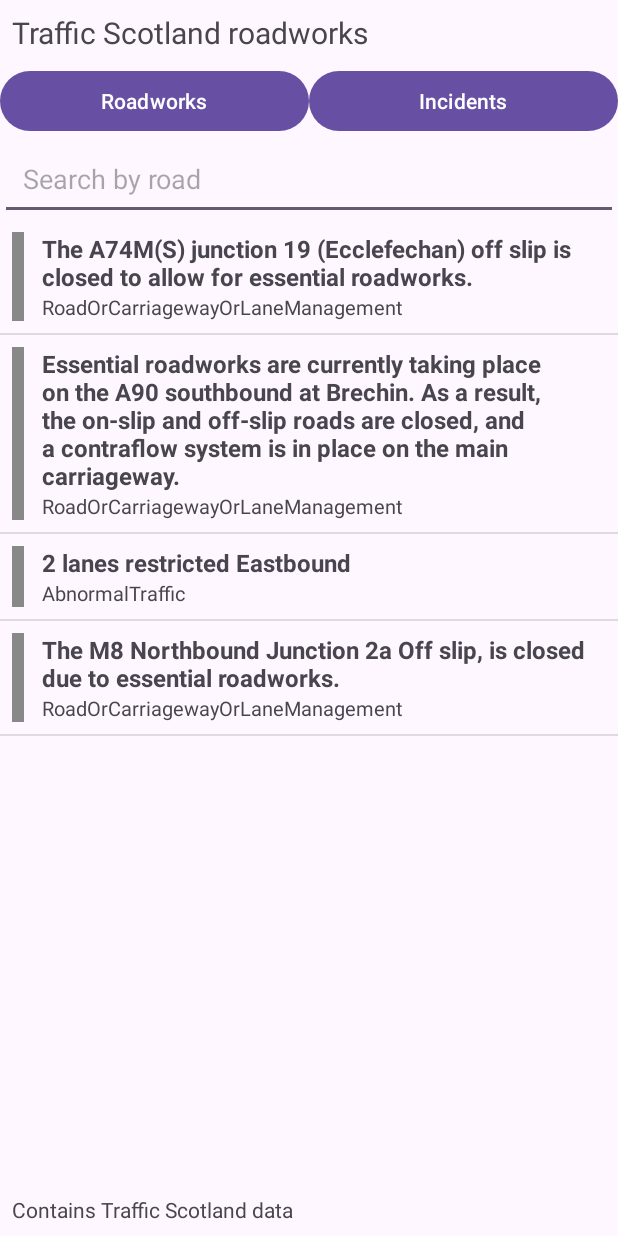
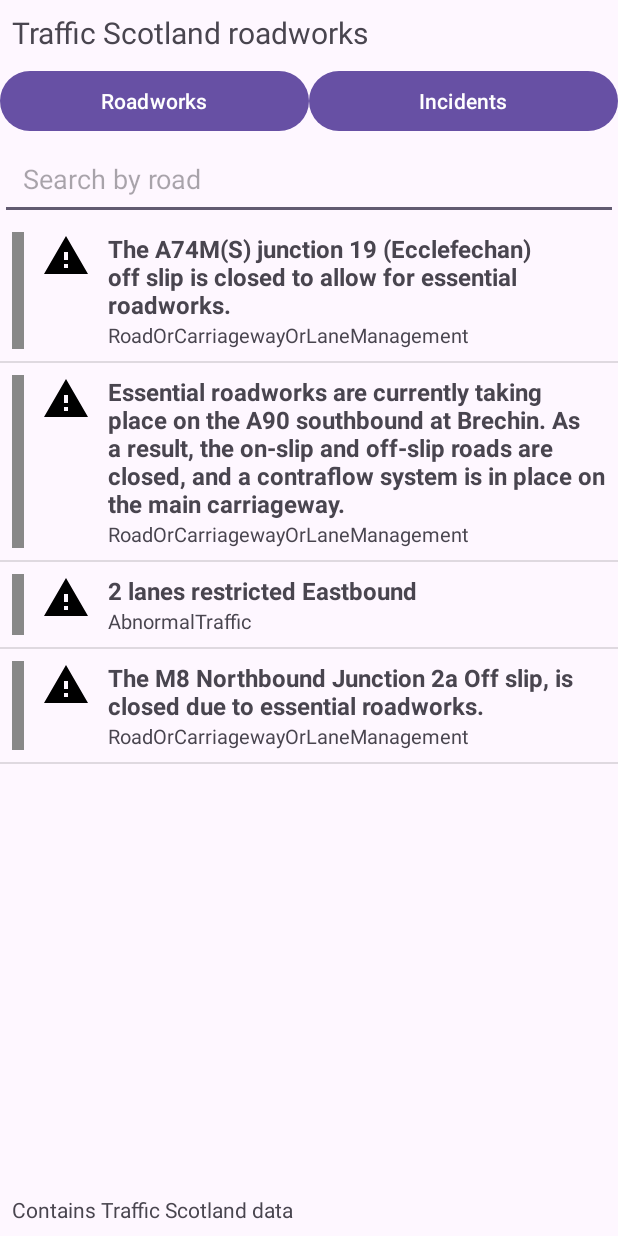
Before and after one commit to Roman200513/TrafficScotlandApplication, an Android app: the screen it shows after launch (MainActivity), after a tap on "Incidents", on a phone screen of 412 x 824 dp. Run offline under Robolectric (Android 15) with nearby library versions, the phone set to English and light mode, and no system bars.

Commit message:
2 icons added for unplanned incidents and roadworks

```diff
--- a/app/src/main/java/org/me/gcu/rai_roman_s2335895/SituationAdapter.java
+++ b/app/src/main/java/org/me/gcu/rai_roman_s2335895/SituationAdapter.java
@@ -6,6 +6,7 @@ import android.view.LayoutInflater;
 import android.view.View;
 import android.view.ViewGroup;
 import android.widget.ArrayAdapter;
+import android.widget.ImageView;
 import android.widget.TextView;
 
 import androidx.annotation.NonNull;
@@ -30,10 +31,13 @@ public class SituationAdapter extends ArrayAdapter<Situation> {
         Situation s = getItem(position);
 
         View bar = convertView.findViewById(R.id.colourBar);
+        ImageView icon = convertView.findViewById(R.id.itemIcon);
         TextView title = convertView.findViewById(R.id.itemTitle);
         TextView subtitle = convertView.findViewById(R.id.itemSubtitle);
 
         title.setText(s.getDescription());
+        icon.setImageResource(iconFor(s.getType()));
+        icon.setContentDescription(s.getType());
 
         long days = s.getDurationDays();
         if (days < 0) {
@@ -48,4 +52,12 @@ public class SituationAdapter extends ArrayAdapter<Situation> {
         }
         return convertView;
     }
+
+    private int iconFor(String type) {
+        String t = type == null ? "" : type.toLowerCase();
+        if (t.contains("maintenance") || t.contains("roadworks") || t.contains("construction")) {
+            return R.drawable.ic_roadworks;
+        }
+        return R.drawable.ic_incident;
+    }
 }
--- /dev/null
+++ b/app/src/main/res/drawable/ic_incident.xml
@@ -0,0 +1,20 @@
+<!--
+  ~ Copyright (C) 2026 The Android Open Source Project
+  ~
+  ~ Licensed under the Apache License, Version 2.0 (the "License");
+  ~ you may not use this file except in compliance with the License.
+  ~ You may obtain a copy of the License at
+  ~
+  ~      http://www.apache.org/licenses/LICENSE-2.0
+  ~
+  ~ Unless required by applicable law or agreed to in writing, software
+  ~ distributed under the License is distributed on an "AS IS" BASIS,
+  ~ WITHOUT WARRANTIES OR CONDITIONS OF ANY KIND, either express or implied.
+  ~ See the License for the specific language governing permissions and
+  ~ limitations under the License.
+  -->
+<vector xmlns:android="http://schemas.android.com/apk/res/android" android:height="24dp" android:tint="#000000" android:viewportHeight="24" android:viewportWidth="24" android:width="24dp">
+
+    <path android:fillColor="@android:color/white" android:pathData="M1,21h22L12,2 1,21zM13,18h-2v-2h2v2zM13,14h-2v-4h2v4z"/>
+
+</vector>
--- /dev/null
+++ b/app/src/main/res/drawable/ic_roadworks.xml
@@ -0,0 +1,22 @@
+<!--
+  ~ Copyright (C) 2026 The Android Open Source Project
+  ~
+  ~ Licensed under the Apache License, Version 2.0 (the "License");
+  ~ you may not use this file except in compliance with the License.
+  ~ You may obtain a copy of the License at
+  ~
+  ~      http://www.apache.org/licenses/LICENSE-2.0
+  ~
+  ~ Unless required by applicable law or agreed to in writing, software
+  ~ distributed under the License is distributed on an "AS IS" BASIS,
+  ~ WITHOUT WARRANTIES OR CONDITIONS OF ANY KIND, either express or implied.
+  ~ See the License for the specific language governing permissions and
+  ~ limitations under the License.
+  -->
+<vector xmlns:android="http://schemas.android.com/apk/res/android" android:height="24dp" android:tint="#000000" android:viewportHeight="24" android:viewportWidth="24" android:width="24dp">
+
+    <path android:fillColor="@android:color/white" android:pathData="M13.7827,15.1719l2.1213,-2.1213l5.9962,5.9962l-2.1213,2.1213z"/>
+
+    <path android:fillColor="@android:color/white" android:pathData="M17.5,10c1.93,0 3.5,-1.57 3.5,-3.5c0,-0.58 -0.16,-1.12 -0.41,-1.6l-2.7,2.7L16.4,6.11l2.7,-2.7C18.62,3.16 18.08,3 17.5,3C15.57,3 14,4.57 14,6.5c0,0.41 0.08,0.8 0.21,1.16l-1.85,1.85l-1.78,-1.78l0.71,-0.71L9.88,5.61L12,3.49c-1.17,-1.17 -3.07,-1.17 -4.24,0L4.22,7.03l1.41,1.41H2.81L2.1,9.15l3.54,3.54l0.71,-0.71V9.15l1.41,1.41l0.71,-0.71l1.78,1.78l-7.41,7.41l2.12,2.12L16.34,9.79C16.7,9.92 17.09,10 17.5,10z"/>
+
+</vector>
--- a/app/src/main/res/layout/list_item_situation.xml
+++ b/app/src/main/res/layout/list_item_situation.xml
@@ -9,6 +9,12 @@
         android:id="@+id/colourBar"
         android:layout_width="8dp"
         android:layout_height="match_parent" />
+
+    <ImageView
+        android:id="@+id/itemIcon"
+        android:layout_width="32dp"
+        android:layout_height="32dp"
+        android:layout_marginStart="12dp" />
 
     <LinearLayout
         android:layout_width="match_parent"
```
